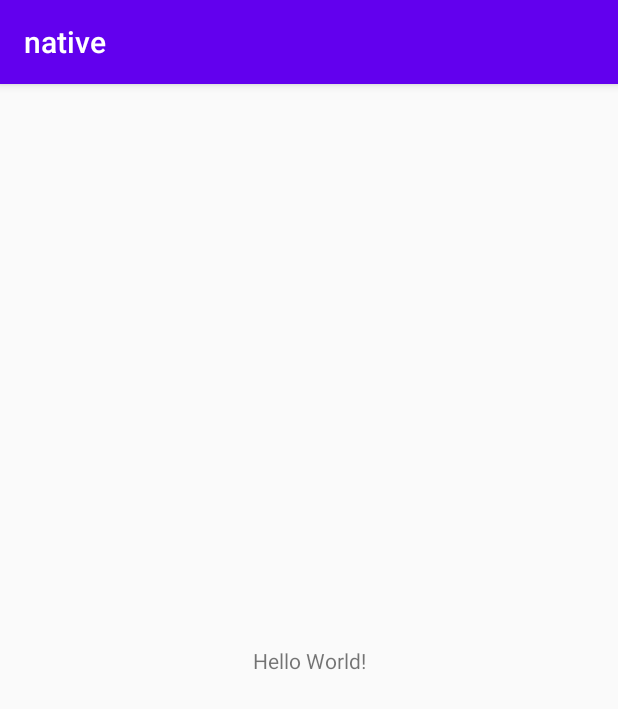
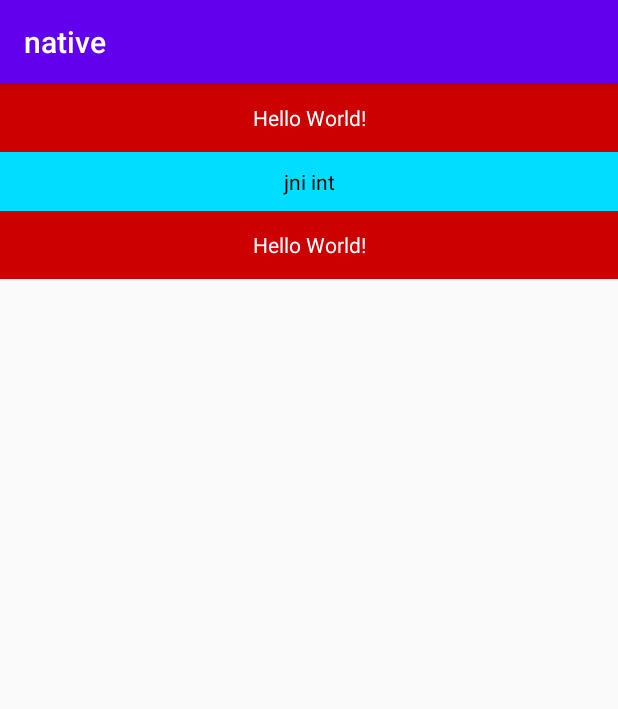
Before and after one commit to yangdiansheng/native, an Android app: the screen it shows after launch (MainActivity), on a phone screen of 412 x 824 dp. Shown: the top 709 px of the screen. Run offline under Robolectric (Android 15) with nearby library versions, the phone set to English and light mode, and no system bars; 4 statements that could not run were skipped.

Commit message:
基础数据类型转换

```diff
--- a/app/src/main/cpp/CMakeLists.txt
+++ b/app/src/main/cpp/CMakeLists.txt
@@ -29,7 +29,8 @@ add_library( # Sets the name of the library.
         SHARED
 
         # Provides a relative path to your source file(s).
-        native-lib.cpp)
+        native-lib.cpp
+        ${CMAKE_SOURCE_DIR}/basic-type-operation.cpp)
 add_library(people-lib
         SHARED #动态库
         people/people.cpp)
@@ -41,10 +42,10 @@ add_library(people-lib
 # completing its build.
 
 include_directories(people/) #查找代码
+include_directories(${CMAKE_SOURCE_DIR}/common/)
 
 find_library( # Sets the name of the path variable.
         log-lib
-
         # Specifies the name of the NDK library that
         # you want CMake to locate.
         log)
--- /dev/null
+++ b/app/src/main/java/com/yangdainsheng/anative/JNIBasicType.kt
@@ -0,0 +1,19 @@
+package com.yangdainsheng.anative
+
+class JNIBasicType {
+    companion object {
+        // Used to load the 'native-lib' library on application startup.
+        init {
+            System.loadLibrary("native-lib")
+        }
+    }
+
+    external fun callNativeInt(num:Int): Int
+    external fun callNativeByte(b:Byte): Byte
+    external fun callNativeChar(a:Char): Char
+    external fun callNativeShort(s:Short): Short
+    external fun callNativeLong(l:Long): Long
+    external fun callNativeFloat(f:Float): Float
+    external fun callNativeDouble(d:Double): Double
+    external fun callNativeBoolean(b:Boolean): Boolean
+}
--- a/app/src/main/res/layout/activity_main.xml
+++ b/app/src/main/res/layout/activity_main.xml
@@ -1,19 +1,45 @@
 <?xml version="1.0" encoding="utf-8"?>
-<androidx.constraintlayout.widget.ConstraintLayout xmlns:android="http://schemas.android.com/apk/res/android"
+<androidx.core.widget.NestedScrollView xmlns:android="http://schemas.android.com/apk/res/android"
     xmlns:app="http://schemas.android.com/apk/res-auto"
     xmlns:tools="http://schemas.android.com/tools"
     android:layout_width="match_parent"
     android:layout_height="match_parent"
     tools:context=".MainActivity">
 
-    <TextView
-        android:id="@+id/sample_text"
-        android:layout_width="wrap_content"
+    <LinearLayout
+        android:layout_width="match_parent"
         android:layout_height="wrap_content"
-        android:text="Hello World!"
-        app:layout_constraintBottom_toBottomOf="parent"
-        app:layout_constraintLeft_toLeftOf="parent"
-        app:layout_constraintRight_toRightOf="parent"
-        app:layout_constraintTop_toTopOf="parent" />
+        android:orientation="vertical">
 
-</androidx.constraintlayout.widget.ConstraintLayout>
+        <TextView
+            android:id="@+id/sample_text"
+            android:layout_width="match_parent"
+            android:layout_height="45dp"
+            android:gravity="center"
+            android:text="Hello World!"
+            android:textColor="@android:color/white"
+            android:background="@android:color/holo_red_dark"/>
+
+        <TextView
+            android:id="@+id/tv_int"
+            android:layout_width="match_parent"
+            android:layout_height="wrap_content"
+            android:gravity="center"
+            android:text="jni int"
+            android:paddingTop="10dp"
+            android:paddingBottom="10dp"
+            android:textColor="@android:color/black"
+            android:background="@android:color/holo_blue_bright"/>
+
+        <TextView
+            android:id="@+id/tv_byte"
+            android:layout_width="match_parent"
+            android:layout_height="45dp"
+            android:gravity="center"
+            android:text="Hello World!"
+            android:textColor="@android:color/white"
+            android:background="@android:color/holo_red_dark"/>
+
+    </LinearLayout>
+
+</androidx.core.widget.NestedScrollView>
```
Also changed, not shown: app/src/main/java/com/yangdainsheng/anative/MainActivity.kt (+10 -0 lines), 2 other files.
